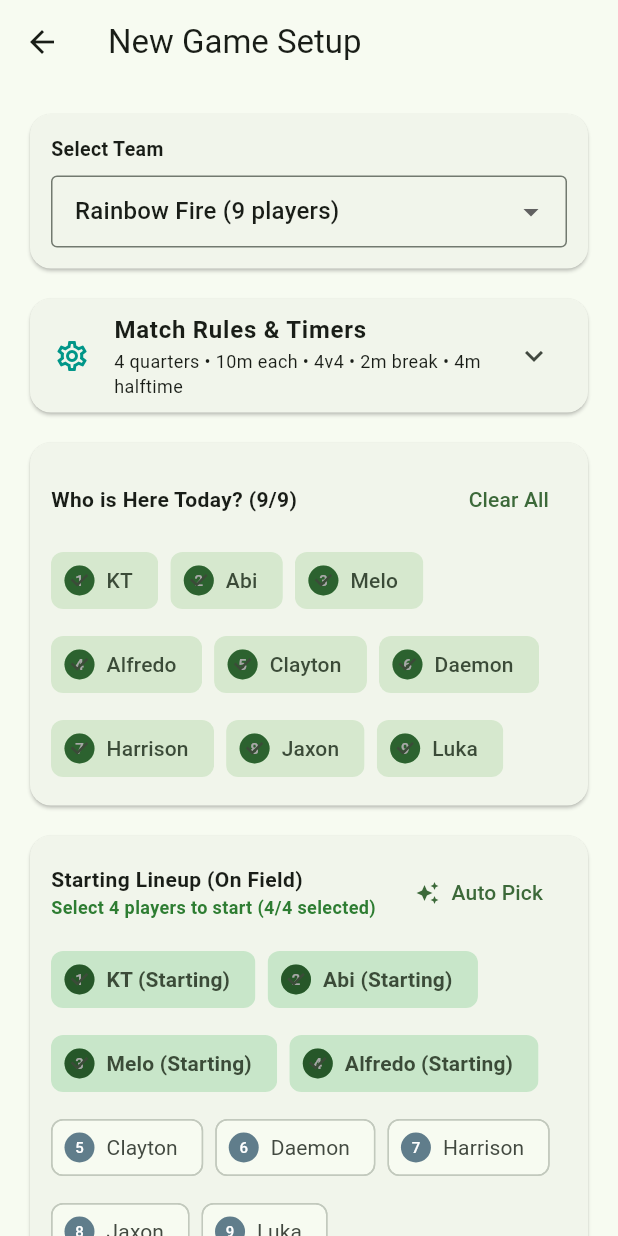
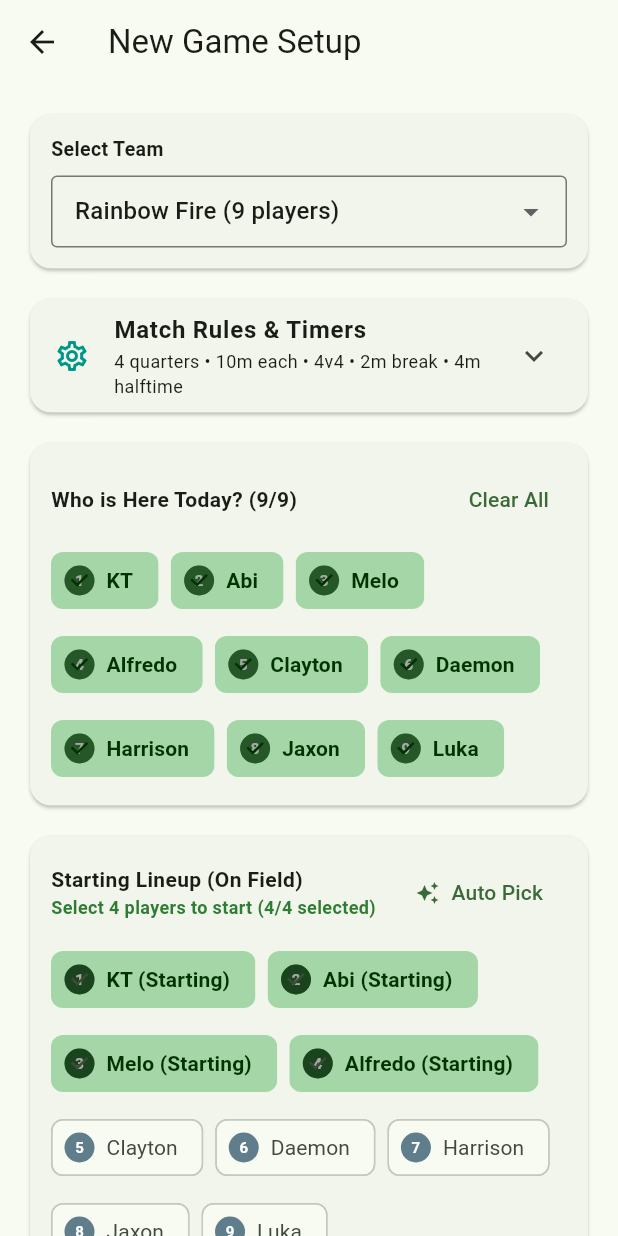
Before and after one commit to McCannDahl/Soccer-Substitution-Tracker, a Flutter app: the screen it shows after launch, after a tap on "Start a Game", on a phone screen of 412 x 824 dp. Run offline on Flutter 3.47's test engine with Material 3 defaults, Android fonts, the phone set to English and light mode, and no system bars; our stand-ins replace shared_preferences.

Commit message:
minor update

```diff
--- a/soccersubstitutiontracker/lib/screens/game_setup_screen.dart
+++ b/soccersubstitutiontracker/lib/screens/game_setup_screen.dart
@@ -402,15 +402,23 @@ class _GameSetupScreenState extends State<GameSetupScreen> {
                           final isAttending = _attendingPlayerIds.contains(p.id);
                           return FilterChip(
                             avatar: CircleAvatar(
-                              backgroundColor: isAttending ? Colors.green.shade700 : Colors.grey,
+                              backgroundColor: isAttending ? Colors.green.shade800 : Colors.grey,
                               foregroundColor: Colors.white,
                               child: Text(
                                 p.number != null ? '${p.number}' : p.name[0],
-                                style: const TextStyle(fontSize: 10),
+                                style: const TextStyle(fontSize: 10, fontWeight: FontWeight.bold),
                               ),
                             ),
-                            label: Text(p.name),
+                            label: Text(
+                              p.name,
+                              style: TextStyle(
+                                color: isAttending ? const Color(0xFF003300) : null,
+                                fontWeight: isAttending ? FontWeight.bold : FontWeight.normal,
+                              ),
+                            ),
                             selected: isAttending,
+                            selectedColor: Colors.green.shade200,
+                            checkmarkColor: const Color(0xFF003300),
                             onSelected: (selected) {
                               setState(() {
                                 if (selected) {
@@ -476,21 +484,22 @@ class _GameSetupScreenState extends State<GameSetupScreen> {
                         final isStarting = _startingFieldPlayerIds.contains(p.id);
                         return ChoiceChip(
                           avatar: CircleAvatar(
-                            backgroundColor: isStarting ? Colors.green.shade800 : Colors.blueGrey,
+                            backgroundColor: isStarting ? Colors.green.shade900 : Colors.blueGrey,
                             foregroundColor: Colors.white,
                             child: Text(
                               p.number != null ? '${p.number}' : p.name[0],
-                              style: const TextStyle(fontSize: 10),
+                              style: const TextStyle(fontSize: 10, fontWeight: FontWeight.bold),
                             ),
                           ),
                           label: Text(
                             isStarting ? '${p.name} (Starting)' : p.name,
                             style: TextStyle(
+                              color: isStarting ? const Color(0xFF003300) : null,
                               fontWeight: isStarting ? FontWeight.bold : FontWeight.normal,
                             ),
                           ),
                           selected: isStarting,
-                          selectedColor: Colors.green.shade100,
+                          selectedColor: Colors.green.shade200,
                           onSelected: (selected) {
                             setState(() {
                               if (selected) {
```
Also changed, not shown: 1 other file.
